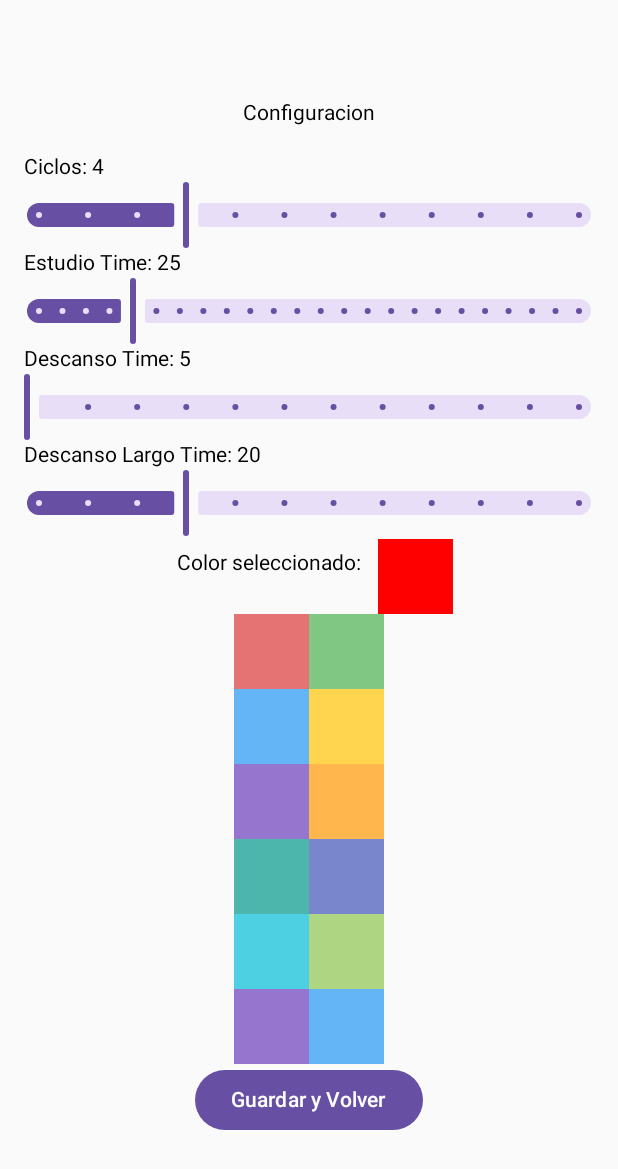
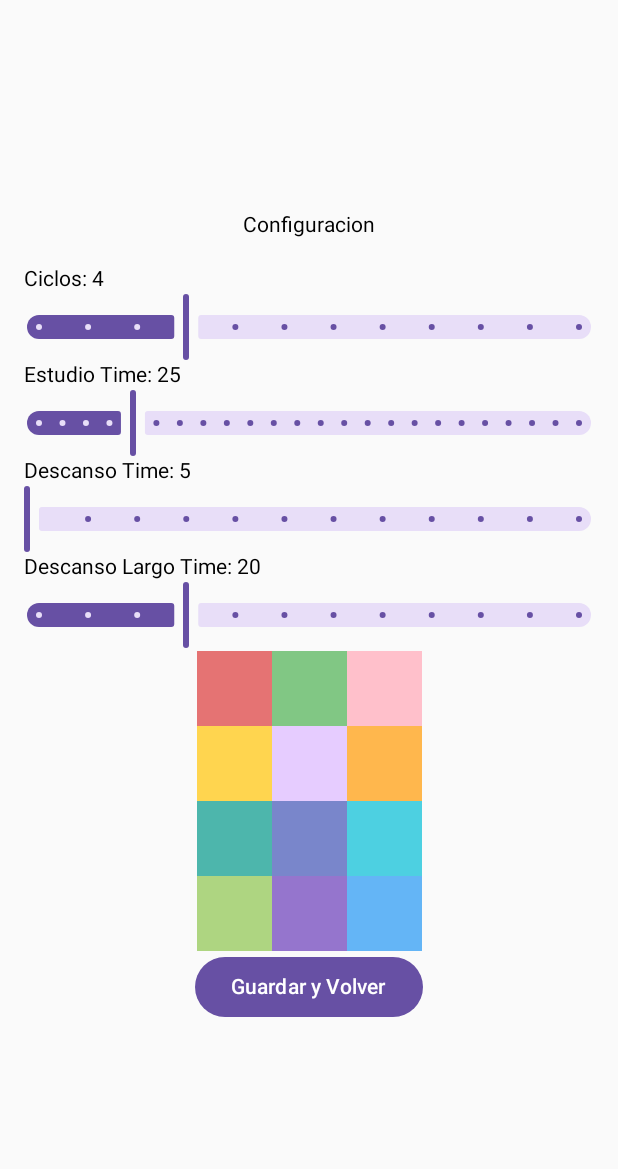
Before and after one commit to rodrigorotondo/snakeCase, an Android app built with Jetpack Compose: the screen it shows after launch (MainActivity), after a tap on "Imagen de Configuracion", on a phone screen of 412 x 824 dp. Shown: the top 1169 px of the screen. Run offline under Robolectric (Android 15) with nearby library versions, the phone set to English and light mode, and no system bars.

Commit message:
paleta pastel con tic

```diff
--- a/app/src/main/java/com/snakecase/pomodoro/MainActivity.kt
+++ b/app/src/main/java/com/snakecase/pomodoro/MainActivity.kt
@@ -150,7 +150,7 @@ fun CrearImagenTomate() {
 
 }
 
-@Composable
+/*@Composable
 fun CrearBotonColor(onNavigateBack: () -> Unit, colorVentana : ColorVentana, color : Color, stringColor : String) {
 
     Button(onClick = {
@@ -162,7 +162,7 @@ fun CrearBotonColor(onNavigateBack: () -> Unit, colorVentana : ColorVentana, col
 
 }
 
-/*@Composable
+@Composable
 fun CrearBotonesColores(onNavigateBack: () -> Unit, colorVentana : ColorVentana){
 
     CrearBotonColor(onNavigateBack = onNavigateBack, colorVentana = colorVentana, color = Color.Red, stringColor = "Rojo")
@@ -176,33 +176,33 @@ fun CrearBotonesColores(onNavigateBack: () -> Unit, colorVentana : ColorVentana)
 
 }*/
 @Composable
-fun CrearBotonesColores(onNavigateBack: () -> Unit, colorVentana: ColorVentana) {
+fun CrearBotonesColores(onColorSelected: (Color) -> Unit) {
     val colores = listOf(
-        Color(0xFFE57373), // Light Red
-        Color(0xFF81C784), // Light Green
-        Color(0xFF64B5F6), // Light Blue
-        Color(0xFFFFD54F), // Light Yellow
-        Color(0xFF9575CD), // Light Purple
-        Color(0xFFFFB74D), // Light Orange
-        Color(0xFF4DB6AC), // Teal
-        Color(0xFF7986CB), // Indigo
-        Color(0xFF4DD0E1), // Cyan
-        Color(0xFFAED581), // Light Green
-        Color(0xFF9575CD), // Light Purple
-        Color(0xFF64B5F6)  // Light Blue
+        Color(0xFFE57373), Color(0xFF81C784), Color(0xFFFFC0CB), Color(0xFFFFD54F),
+        Color(0xFFE6CCFF), Color(0xFFFFB74D), Color(0xFF4DB6AC), Color(0xFF7986CB),
+        Color(0xFF4DD0E1), Color(0xFFAED581), Color(0xFF9575CD), Color(0xFF64B5F6)
     )
+
+    var selectedColor by remember { mutableStateOf<Color?>(null) }
+
     Column {
-        colores.chunked(2).forEach { rowColors ->
+        repeat(4) { rowIndex ->
             Row {
-                rowColors.forEach { color ->
+                repeat(3) { colIndex ->
+                    val colorIndex = rowIndex * 3 + colIndex
                     Box(
                         modifier = Modifier
                             .size(50.dp)
-                            .background(color)
+                            .background(colores[colorIndex])
                             .clickable {
-                                colorVentana.setColor(color)
+                                selectedColor = colores[colorIndex]
+                                onColorSelected(colores[colorIndex])
                             }
-                    )
+                    ) {
+                        if (selectedColor == colores[colorIndex]) {
+                            Text("✔️", color = Color.White, modifier = Modifier.align(Alignment.Center))
+                        }
+                    }
                 }
             }
         }
@@ -225,38 +225,6 @@ fun ConfigSlider(label: String, initialValue: Int, onValueChange: (Int) -> Unit,
     }
 }
 
-@Composable
-fun PantallaConfiguracion(onNavigateBack: () -> Unit, colorVentana: ColorVentana, pomodoro: Pomodoro) {
-    Column (
-        modifier = Modifier
-            .fillMaxSize()
-            .padding(16.dp),
-        verticalArrangement = Arrangement.Center,
-        horizontalAlignment = Alignment.CenterHorizontally
-    ) {
-        Text(text = "Configuracion")
-        Spacer(modifier = Modifier.height(20.dp))
-        ConfigSlider("Ciclos", pomodoro.cicloConteo, pomodoro::updateFocusCount, 1..12, 1)
-        ConfigSlider("Estudio Time", pomodoro.estudioTime, pomodoro::updateFocusTime, 5..120, 5)
-        ConfigSlider("Descanso Time", pomodoro.descansoTime, pomodoro::updateBreakTime, 5..60, 5)
-        ConfigSlider("Descanso Largo Time", pomodoro.descansoLargoTime, pomodoro::updateLongBreakTime, 5..60, 5)
-
-        Row {
-            Text("Color seleccionado: ", modifier = Modifier.padding(8.dp))
-            Box(
-                modifier = Modifier
-                    .size(50.dp)
-                    .background(colorVentana.getColor())
-            )
-        }
-
-        CrearBotonesColores(onNavigateBack = onNavigateBack, colorVentana = colorVentana)
-
-        Button(onClick = onNavigateBack) {
-            Text("Guardar y Volver")
-        }
-    }
-}
 
 
 @Composable
@@ -273,9 +241,32 @@ fun CrearBotonConfiguracion(context: Context, onNavigate: () -> Unit) {
 }
 
 
+@Composable
+fun PantallaConfiguracion(onNavigateBack: () -> Unit, colorVentana: ColorVentana, pomodoro: Pomodoro, onColorSelected: (Color) -> Unit) {
+    Column (
+        modifier = Modifier
+            .fillMaxSize()
+            .padding(16.dp),
+        verticalArrangement = Arrangement.Center,
+        horizontalAlignment = Alignment.CenterHorizontally
+    ) {
+        Text(text = "Configuracion")
+        Spacer(modifier = Modifier.height(20.dp))
+        ConfigSlider("Ciclos", pomodoro.cicloConteo, pomodoro::updateFocusCount, 1..12, 1)
+        ConfigSlider("Estudio Time", pomodoro.estudioTime, pomodoro::updateFocusTime, 5..120, 5)
+        ConfigSlider("Descanso Time", pomodoro.descansoTime, pomodoro::updateBreakTime, 5..60, 5)
+        ConfigSlider("Descanso Largo Time", pomodoro.descansoLargoTime, pomodoro::updateLongBreakTime, 5..60, 5)
 
+
+        CrearBotonesColores(onColorSelected)
+
+        Button(onClick = onNavigateBack) {
+            Text("Guardar y Volver")
+        }
+    }
+}
 @Composable
-fun PantallaPrincipal(onNavigate: () -> Unit, colorVentana : ColorVentana, pomodoro: Pomodoro) {
+fun PantallaPrincipal(onNavigate: () -> Unit, colorVentana: ColorVentana, pomodoro: Pomodoro, onColorSelected: (Color) -> Unit) {
     PomodoroTheme {
         val context = LocalContext.current
         Column(modifier = Modifier.fillMaxSize(), verticalArrangement = Arrangement.Center,
@@ -286,12 +277,12 @@ fun PantallaPrincipal(onNavigate: () -> Unit, colorVentana : ColorVentana, pomod
                 CrearBotonConfiguracion(context, onNavigate)
                 CrearImagenTomate()
                 CrearBotones(context, pomodoro)
-
             }
         }
-
     }
 }
+
+
 
 class MainActivity : ComponentActivity() {
 
@@ -303,18 +294,18 @@ class MainActivity : ComponentActivity() {
         setContent {
 
             var pantallaActual by remember { mutableStateOf("main") }
+            var colorSeleccionado by remember { mutableStateOf(Color.Red) }
 
             when (pantallaActual) {
-                "main" -> PantallaPrincipal(onNavigate = {pantallaActual = "second"}, colorVentana, timerPomodoro)
-                "second" ->PantallaConfiguracion(onNavigateBack = { pantallaActual = "main"}, colorVentana, timerPomodoro)
+                "main" -> PantallaPrincipal(onNavigate = {pantallaActual = "second"}, colorVentana, timerPomodoro) {
+                    colorVentana.setColor(it)
+                    colorSeleccionado = it
+                }
+                "second" -> PantallaConfiguracion(onNavigateBack = { pantallaActual = "main"}, colorVentana, timerPomodoro) {
+                    colorVentana.setColor(it)
+                    colorSeleccionado = it
+                }
             }
-
-
         }
-
-
     }
-
-
-
 }
```
